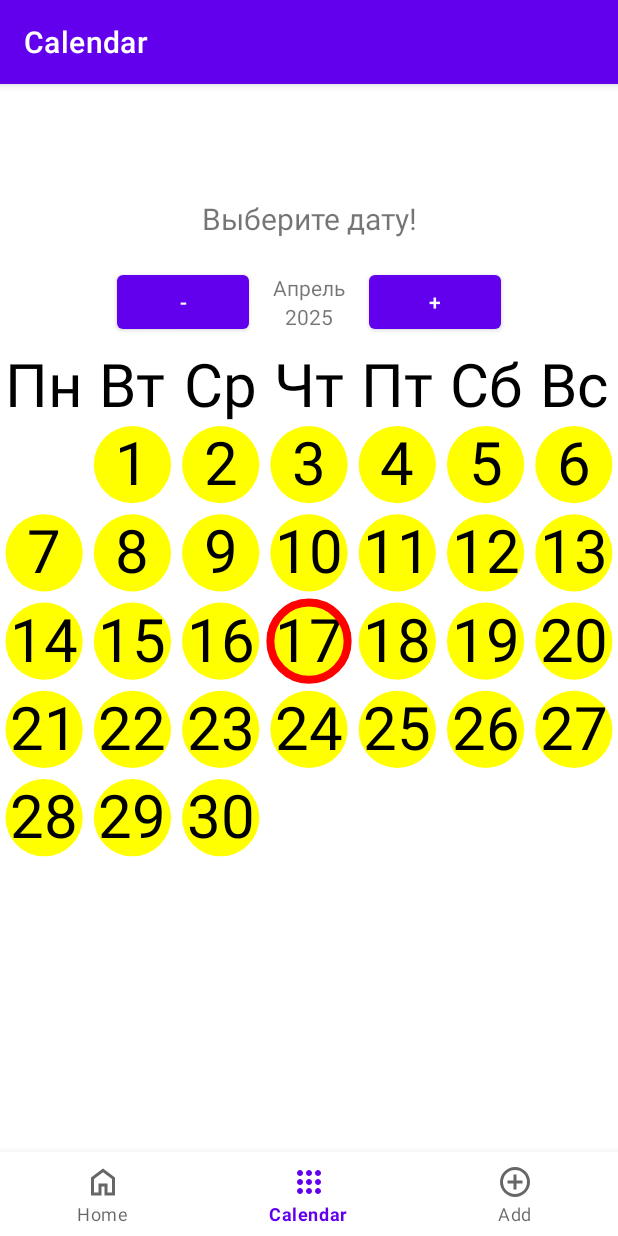
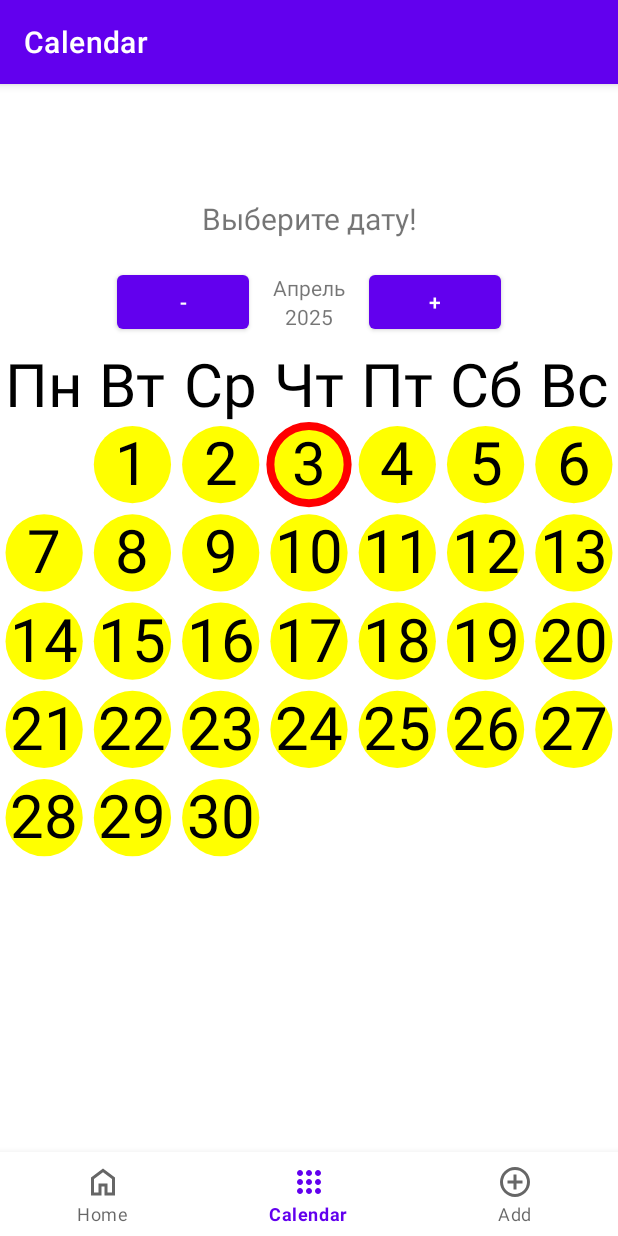
Before and after one commit to dreykJava/BirthdayTrackerV2, an Android app: the CalendarFragment screen opened through its navigation route, on a phone screen of 412 x 824 dp. Run offline under Robolectric (Android 15) with nearby library versions, the phone set to English and light mode, and no system bars; our stand-ins replace navigation-ui.

```diff
--- a/app/src/main/java/com/example/birthdaytrackerv2/ui/calendarview/NewCustomCalendarView.kt
+++ b/app/src/main/java/com/example/birthdaytrackerv2/ui/calendarview/NewCustomCalendarView.kt
@@ -53,7 +53,9 @@ class NewCustomCalendarView @JvmOverloads constructor(
     private val currentYear = calendar.get(Calendar.YEAR)
     private val currentMonth = calendar.get(Calendar.MONTH)
     private val currentDayOfWeek = (calendar.get(Calendar.DAY_OF_WEEK) + 5) % 7
-    private val currentWeekOfMonth = calendar.get(Calendar.WEEK_OF_MONTH)
+    //TODO Можно считать номер недели самостоятельно чтобы избежать ошибок
+    //private val currentWeekOfMonth = calendar.get(Calendar.WEEK_OF_MONTH)
+    private var currentWeekOfMonth = calendar.get(Calendar.DAY_OF_MONTH)
 
     init {
         setItemsFromDb()
@@ -75,6 +77,16 @@ class NewCustomCalendarView @JvmOverloads constructor(
 
         calendar.set(Calendar.DAY_OF_MONTH, 1)
         val firstDayOfWeek = (calendar.get(Calendar.DAY_OF_WEEK) + 5) % 7
+
+        //TODO Протестить новые вычисления curWeekOfMonth
+        currentWeekOfMonth = currentWeekOfMonth + currentDayOfWeek - 1
+
+        if (currentWeekOfMonth % 7 != 0) {
+            currentWeekOfMonth = currentWeekOfMonth / 7 + 1
+        } else {
+            currentWeekOfMonth /= 7
+        }
+        currentWeekOfMonth -= 1
 
         val textHeight = textDesign.descent() + textDesign.ascent()
         val textOffset = (textHeight / 2f)
@@ -147,7 +159,14 @@ class NewCustomCalendarView @JvmOverloads constructor(
             )
         }
 
+        //TODO Неправильно рисует текущий день для 5, 12, 19 и 26 апреля (curWeekOfMonth?)
         //Рисуем сегоодняжний день
+
+        Log.d("TAG", "Разделитель")
+        Log.d("TAG", "CurDayOfWeek: " + currentDayOfWeek)
+        Log.d("TAG", "currentWeekOfMonth: " + currentWeekOfMonth)
+        Log.d("TAG", "CurDate: " + calendar.get(Calendar.DATE))
+
         if (calendar.get(Calendar.YEAR) == currentYear
             && calendar.get(Calendar.MONTH) == currentMonth) {
             canvas.drawCircle(
```
